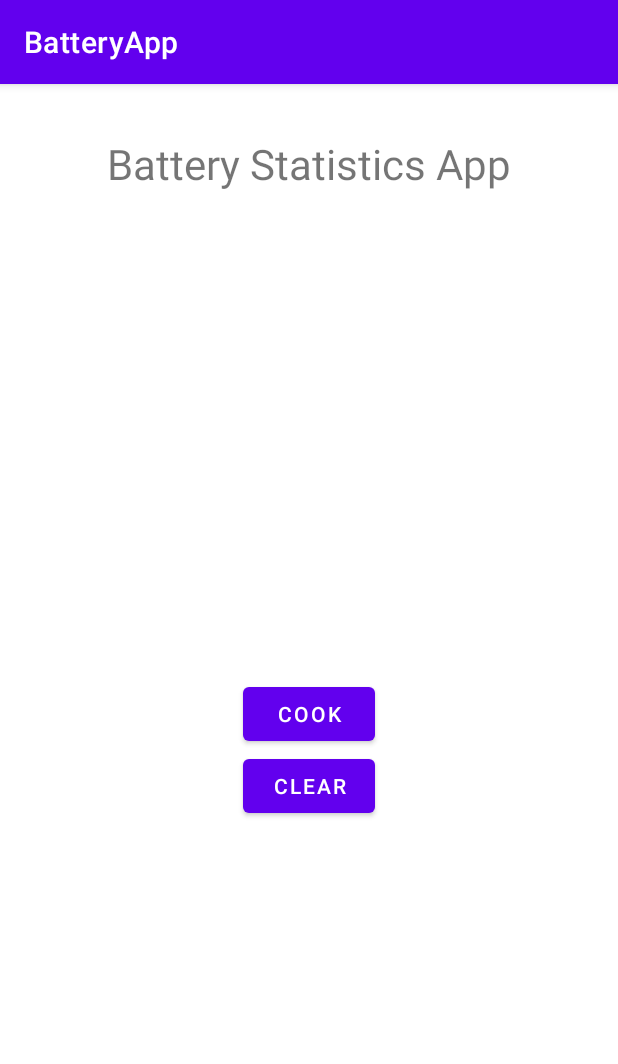
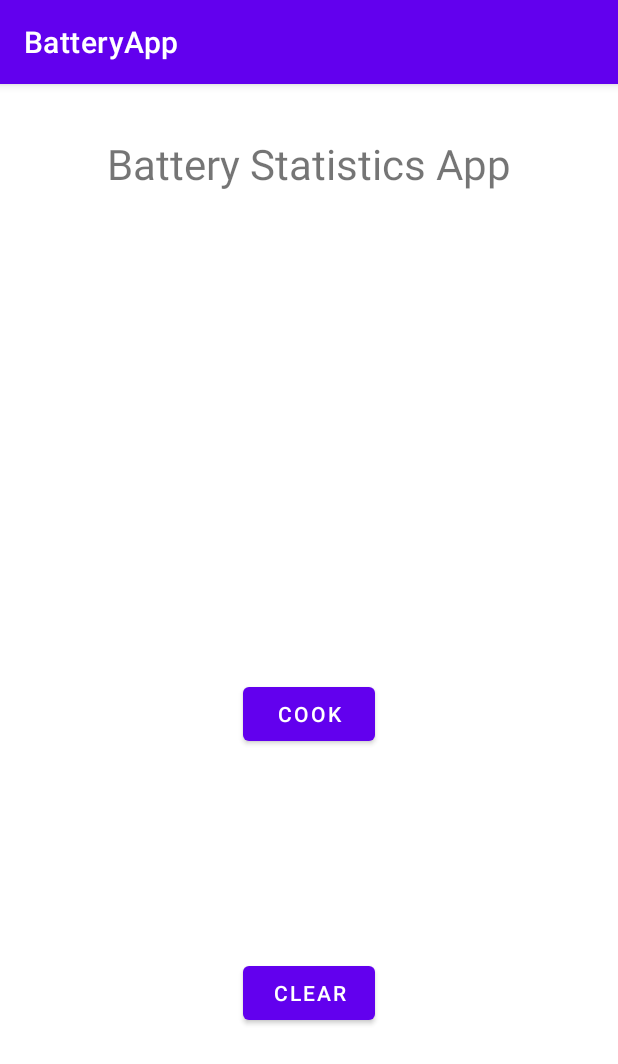
Before and after one commit to jithu7432/TrainingTask, an Android app: the screen it shows after launch (MainActivity), on a phone screen of 412 x 824 dp. Shown: the top 1064 px of the screen. Run offline under Robolectric (Android 15) with nearby library versions, the phone set to English and light mode, and no system bars.

Commit message:
added 2 buttons

```diff
--- a/Android/app/src/main/java/com/jithin/batteryapp/MainActivity.kt
+++ b/Android/app/src/main/java/com/jithin/batteryapp/MainActivity.kt
@@ -1,11 +1,40 @@
 package com.jithin.batteryapp
 
+import android.os.BatteryManager
 import androidx.appcompat.app.AppCompatActivity
 import android.os.Bundle
+import android.widget.Button
+import android.widget.TextView
+import android.widget.Toast
 
 class MainActivity : AppCompatActivity() {
     override fun onCreate(savedInstanceState: Bundle?) {
         super.onCreate(savedInstanceState)
         setContentView(R.layout.activity_main)
+
+
+        val cookButton = findViewById<Button>(R.id.btn_cook)
+        val clearButton = findViewById<Button>(R.id.btn_clear)
+
+        val textView = findViewById<TextView>(R.id.textView)
+
+        val batteryManager: BatteryManager = applicationContext.getSystemService(BATTERY_SERVICE) as BatteryManager
+        fun getCurrentLevel(): Int {
+            return batteryManager.getIntProperty(BatteryManager.BATTERY_PROPERTY_CAPACITY)
+        }
+        fun getTimeStamp(): Long {
+            return System.currentTimeMillis() / 1000
+        }
+
+        cookButton.setOnClickListener{
+            var string = "${getCurrentLevel()} at ${getTimeStamp()}"
+            textView.text = string
+        }
+
+        clearButton.setOnClickListener{
+            var string = "${getCurrentLevel()} at ${getTimeStamp()}"
+            textView.text = "@+string/appname"
+
+        }
     }
 }
--- a/Android/app/src/main/res/layout/activity_main.xml
+++ b/Android/app/src/main/res/layout/activity_main.xml
@@ -33,7 +33,7 @@
         android:layout_width="wrap_content"
         android:layout_height="wrap_content"
         android:text="Clear"
-        app:layout_constraintBottom_toBottomOf="0dp"
+        app:layout_constraintBottom_toBottomOf="parent"
         app:layout_constraintEnd_toEndOf="parent"
         app:layout_constraintStart_toStartOf="parent"
         app:layout_constraintTop_toBottomOf="@+id/btn_cook" />
```
